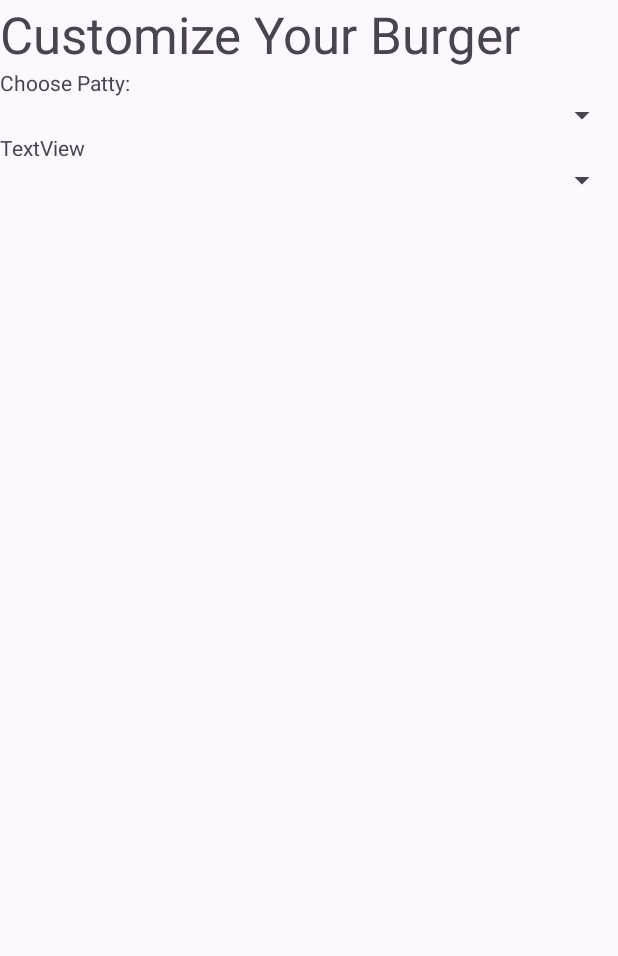
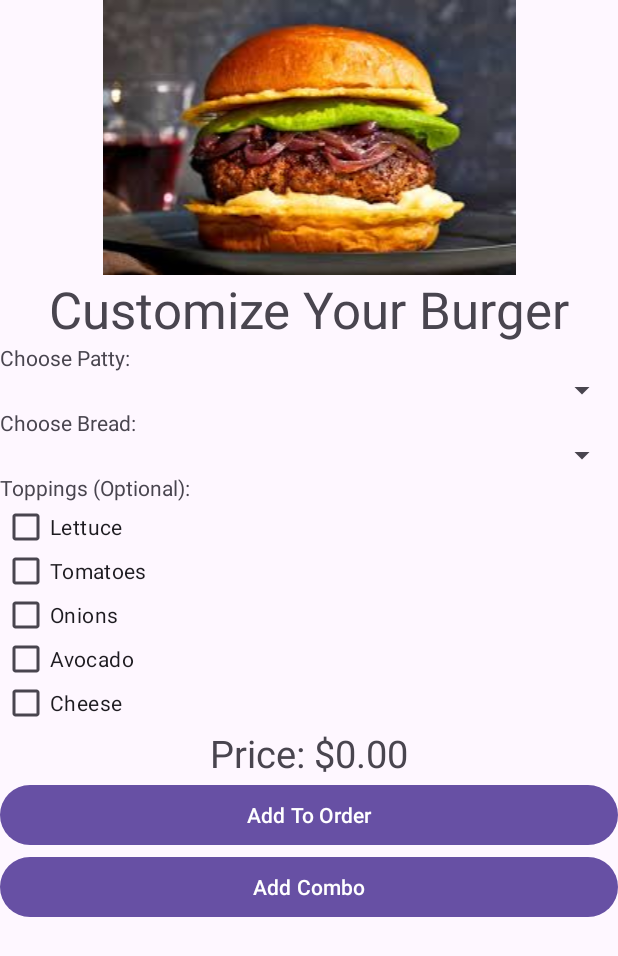
Before and after one commit to AreeyokaJ/ru_restaurant_app, an Android app: the BurgerActivity screen opened directly, with no data from a screen before it, on a phone screen of 412 x 824 dp. Shown: the top 956 px of the screen. Run offline under Robolectric (Android 15) with nearby library versions, the phone set to English and light mode, and no system bars.

Commit message:
Finished the design of burger menu

```diff
--- a/app/src/main/res/layout/activity_burger.xml
+++ b/app/src/main/res/layout/activity_burger.xml
@@ -18,12 +18,20 @@
             android:layout_height="wrap_content"
             android:orientation="vertical">
 
+            <ImageView
+                android:id="@+id/imageView2"
+                android:layout_width="match_parent"
+                android:layout_height="wrap_content"
+                app:srcCompat="@drawable/burgers" />
+
             <TextView
                 android:id="@+id/burger_title"
                 android:layout_width="match_parent"
                 android:layout_height="wrap_content"
                 android:text="@string/burger_title"
-                android:textSize="34sp" />
+                android:textSize="34sp"
+                android:gravity="center"
+                />
 
             <TextView
                 android:id="@+id/patty_label"
@@ -40,12 +48,81 @@
                 android:id="@+id/bread_label"
                 android:layout_width="match_parent"
                 android:layout_height="wrap_content"
-                android:text="TextView" />
+                android:text="@string/bread_text" />
 
             <Spinner
                 android:id="@+id/bread_spinner"
                 android:layout_width="match_parent"
                 android:layout_height="wrap_content" />
+
+            <TextView
+                android:id="@+id/toppings_text"
+                android:layout_width="match_parent"
+                android:layout_height="wrap_content"
+                android:text="@string/toppings_text" />
+
+            <LinearLayout
+                android:id="@+id/toppings_container"
+                android:layout_width="match_parent"
+                android:layout_height="match_parent"
+                android:orientation="vertical"
+                android:padding="1dp"
+                >
+
+                <CheckBox
+                    android:id="@+id/lettuceBox"
+                    android:layout_width="match_parent"
+                    android:layout_height="30dp"
+                    android:text="@string/lettuce_text" />
+
+                <CheckBox
+                    android:id="@+id/tomatoBox"
+                    android:layout_width="match_parent"
+                    android:layout_height="29dp"
+                    android:text="@string/tomato_text" />
+
+                <CheckBox
+                    android:id="@+id/onionBox"
+                    android:layout_width="match_parent"
+                    android:layout_height="29dp"
+                    android:text="@string/onion_text" />
+
+                <CheckBox
+                    android:id="@+id/avocadoBox"
+                    android:layout_width="match_parent"
+                    android:layout_height="29dp"
+                    android:text="@string/avocado_text" />
+
+                <CheckBox
+                    android:id="@+id/cheeseBox"
+                    android:layout_width="match_parent"
+                    android:layout_height="29dp"
+                    android:text="@string/cheese_text" />
+            </LinearLayout>
+
+            <TextView
+                android:id="@+id/priceText"
+                android:layout_width="match_parent"
+                android:layout_height="wrap_content"
+                android:text="@string/price_placeholder"
+                android:gravity="center"
+                android:textSize="25sp"
+
+                />
+
+            <Button
+                android:id="@+id/add_to_order"
+                android:layout_width="match_parent"
+                android:layout_height="wrap_content"
+                android:text="@string/add_to_order" />
+
+            <Button
+                android:id="@+id/make_combo"
+                android:layout_width="match_parent"
+                android:layout_height="wrap_content"
+                android:text="@string/add_combo" />
+
+
         </LinearLayout>
     </ScrollView>
 
--- a/app/src/main/res/values/strings.xml
+++ b/app/src/main/res/values/strings.xml
@@ -29,7 +29,18 @@
     <string name="quantity_text">Quantity:</string>
     <string name="price_placeholder">Price: $0.00</string>
     <string name="add_combo">Add Combo</string>
-
     <string name="burger_title">Customize Your Burger</string>
     <string name="choose_patty">Choose Patty: </string>
+    <string name="combo_text">Customize Your Combo</string>
+    <string name="drink_selection">Choose a Drink:</string>
+    <string name="lorem_ipsum"></string>
+    <string name="add_combo_to_order">Add Combo to Order</string>
+    <string name="lettuce_text">Lettuce</string>
+    <string name="tomato_text">Tomatoes</string>
+    <string name="onion_text">Onions</string>
+    <string name="avocado_text">Avocado</string>
+    <string name="cheese_text">Cheese</string>
+
+
+
 </resources>
```
